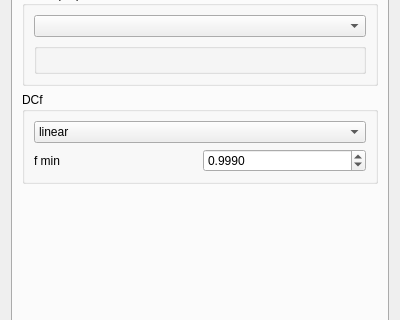
First picture: the form in ui/data_conditioning_uncertainty.ui, repository robertorolo/LPM-Geomod_Suite, before the edit; both pictures show x 0 to 400 and y 161 to 481 of the 400 by 785 pixel window.
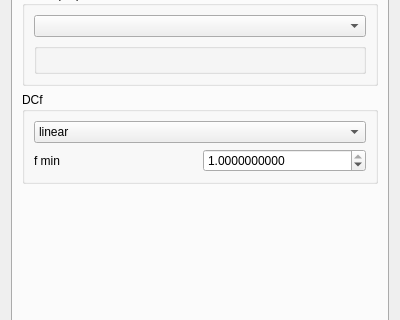
Second picture: the form after the edit. Custom widgets are drawn as their Qt base class.

What changed in the file:
```diff
--- a/ui/data_conditioning_uncertainty.ui
+++ b/ui/data_conditioning_uncertainty.ui
@@ -39,7 +39,7 @@
           <item row="1" column="1">
            <widget class="QDoubleSpinBox" name="doubleSpinBox">
             <property name="decimals">
-             <number>4</number>
+             <number>10</number>
             </property>
             <property name="minimum">
              <double>0.000100000000000</double>
@@ -51,7 +51,7 @@
              <double>0.010000000000000</double>
             </property>
             <property name="value">
-             <double>0.999000000000000</double>
+             <double>1.000000000000000</double>
             </property>
            </widget>
           </item>
```
